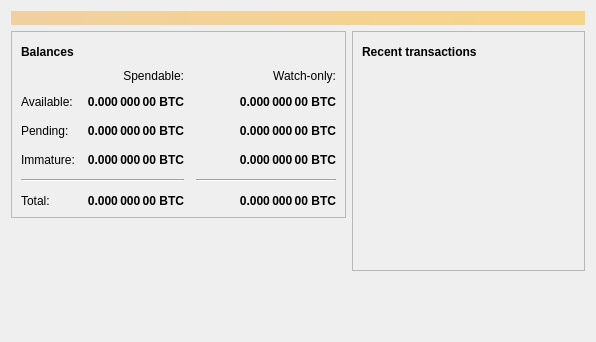
Old version of the form src/qt/forms/overviewpage.ui in the repository SegwitB2X/bitcoin2x.
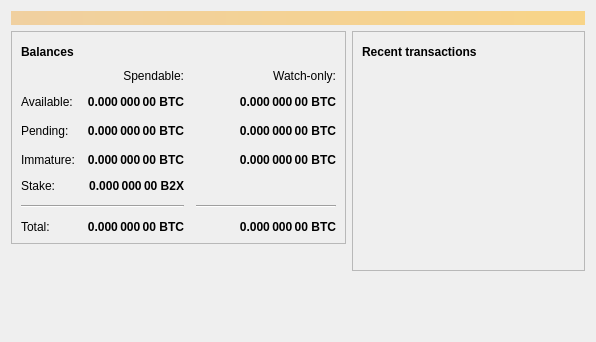
New version of the form. Icons and pictures are not drawn.

Commit message: Added stake to overview page

Diff of the .ui file:
```diff
--- a/src/qt/forms/overviewpage.ui
+++ b/src/qt/forms/overviewpage.ui
@@ -189,14 +189,14 @@
               </property>
              </widget>
             </item>
-            <item row="4" column="0" colspan="2">
+            <item row="5" column="0" colspan="2">
              <widget class="Line" name="line">
               <property name="orientation">
                <enum>Qt::Horizontal</enum>
               </property>
              </widget>
             </item>
-            <item row="4" column="2">
+            <item row="5" column="2">
              <widget class="Line" name="lineWatchBalance">
               <property name="sizePolicy">
                <sizepolicy hsizetype="Preferred" vsizetype="Fixed">
@@ -215,7 +215,7 @@
               </property>
              </widget>
             </item>
-            <item row="5" column="0">
+            <item row="6" column="0">
              <widget class="QLabel" name="labelTotalText">
               <property name="text">
                <string>Total:</string>
@@ -267,7 +267,7 @@
               </property>
              </widget>
             </item>
-            <item row="5" column="1">
+            <item row="6" column="1">
              <widget class="QLabel" name="labelTotal">
               <property name="font">
                <font>
@@ -292,7 +292,7 @@
               </property>
              </widget>
             </item>
-            <item row="5" column="2">
+            <item row="6" column="2">
              <widget class="QLabel" name="labelWatchTotal">
               <property name="font">
                <font>
@@ -401,6 +401,32 @@
               </property>
              </widget>
             </item>
+            <item row="4" column="0">
+             <widget class="QLabel" name="labelStakeText">
+              <property name="text">
+               <string>Stake:</string>
+              </property>
+             </widget>
+            </item>
+            <item row="4" column="1">
+             <widget class="QLabel" name="labelStake">
+              <property name="font">
+               <font>
+                <weight>75</weight>
+                <bold>true</bold>
+               </font>
+              </property>
+              <property name="text">
+               <string>0.000 000 00 B2X</string>
+              </property>
+              <property name="alignment">
+               <set>Qt::AlignRight|Qt::AlignTrailing|Qt::AlignVCenter</set>
+              </property>
+              <property name="textInteractionFlags">
+               <set>Qt::LinksAccessibleByMouse|Qt::TextSelectableByKeyboard|Qt::TextSelectableByMouse</set>
+              </property>
+             </widget>
+            </item>
            </layout>
           </item>
          </layout>
```
The commit also changes 11 other files.
